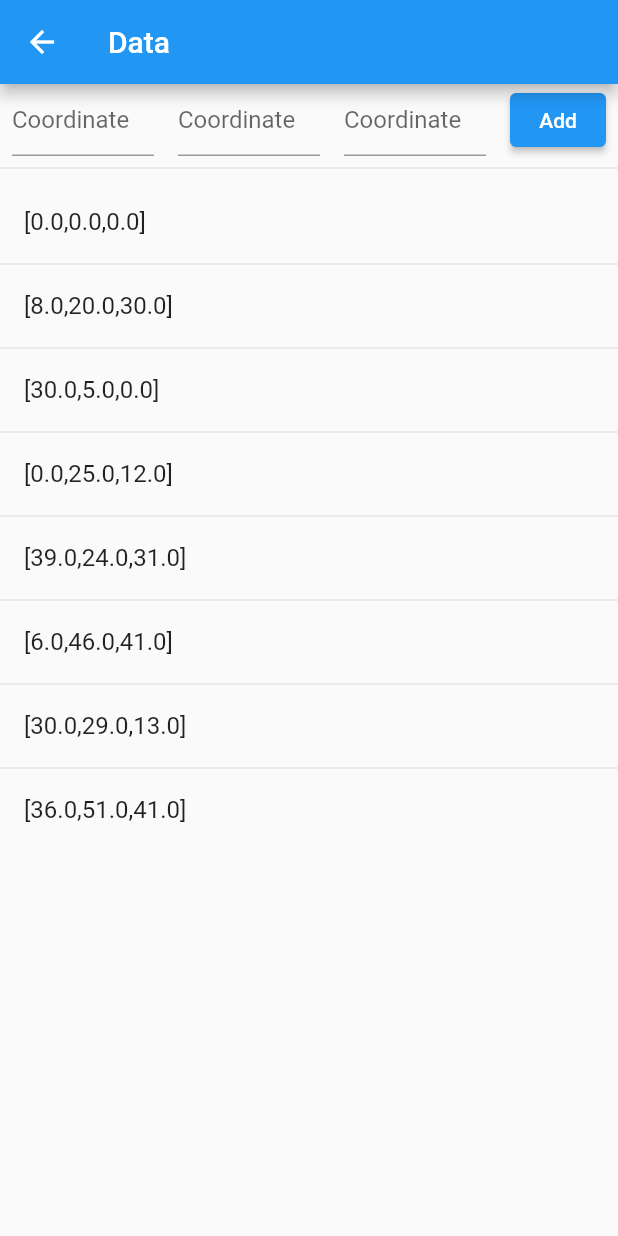
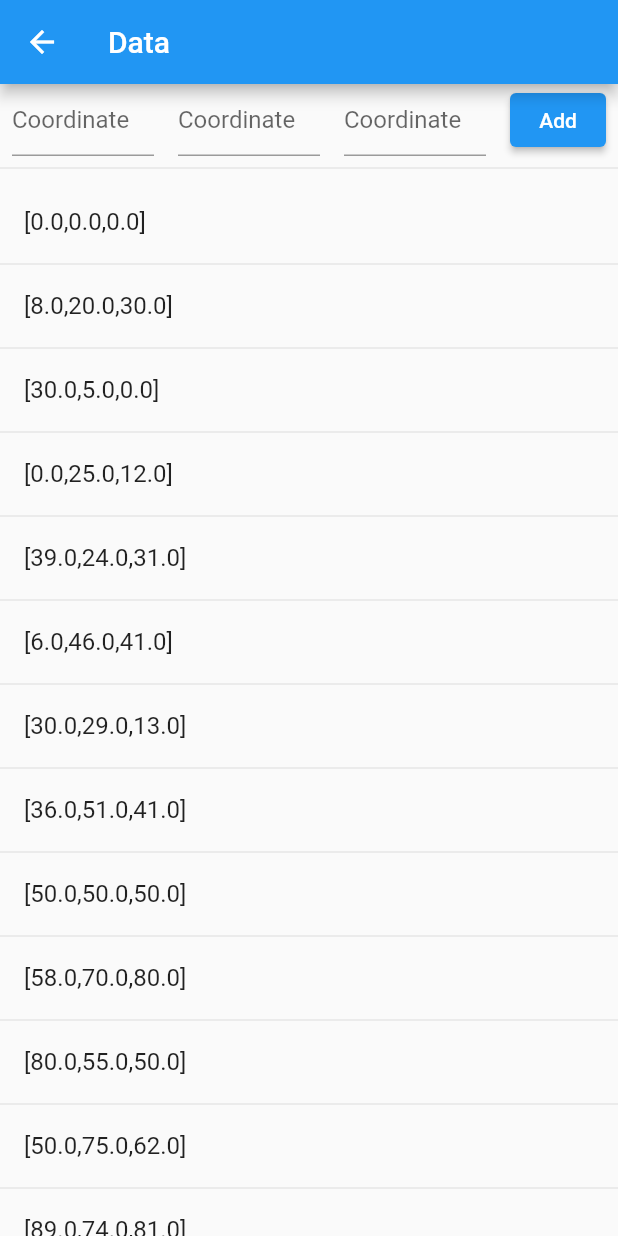
Before and after one commit to xiaoas/point_cloud, a Flutter app: the DataScreen screen opened directly, on a phone screen of 412 x 824 dp. Run offline on Flutter 3.47's test engine with Material 2 defaults, Android fonts, the phone set to English and light mode, and no system bars; network calls fail.

```diff
--- a/lib/models/cloud.dart
+++ b/lib/models/cloud.dart
@@ -11,6 +11,14 @@ class CloudModel extends ChangeNotifier {
     Vector3(6, 46, 41),
     Vector3(30, 29, 13),
     Vector3(36, 51, 41),
+    Vector3(50, 50, 50),
+    Vector3(58, 70, 80),
+    Vector3(80, 55, 50),
+    Vector3(50, 75, 62),
+    Vector3(89, 74, 81),
+    Vector3(56, 96, 91),
+    Vector3(80, 79, 63),
+    Vector3(86, 101, 91),
   ];
 }
 
```
Also changed, not shown: lib/data.dart (+66 -9 lines).
